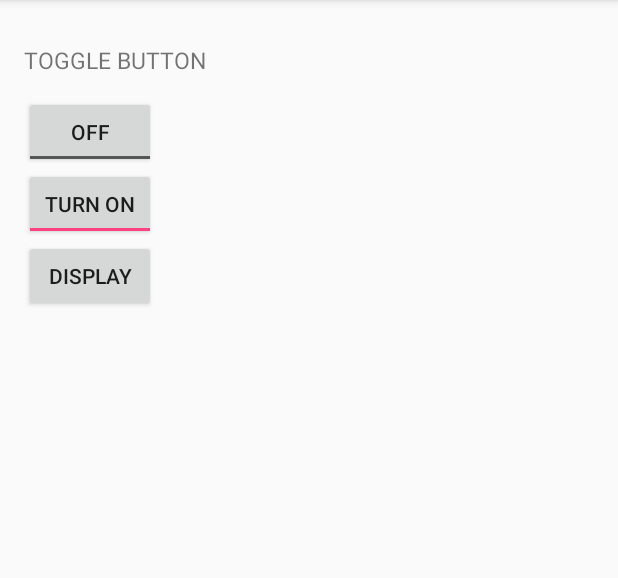
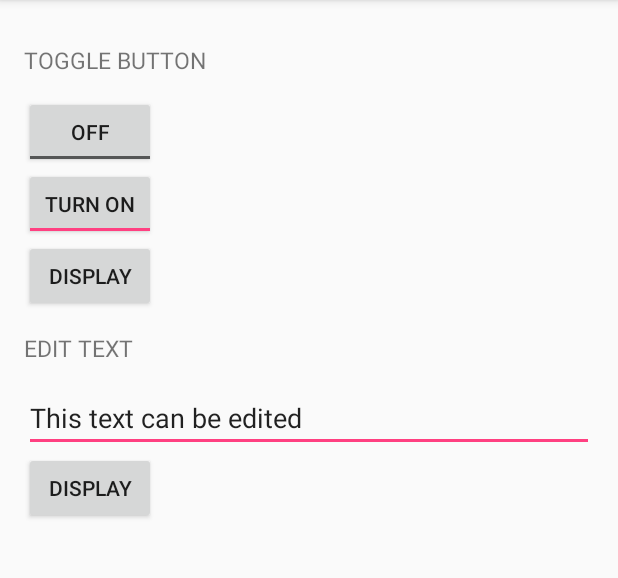
Before and after one commit to lukyth/anything, an Android app: the screen it shows after launch (MainActivity), on a phone screen of 412 x 824 dp, the part 84-662 px from its top. Run offline under Robolectric (Android 15) with nearby library versions, the phone set to English and light mode, and no system bars.

Commit message:
Add Edit Text example
- A EditText field which expect a textual input (has auto correct)
- A Button to show EditText's value on a Toast

```diff
--- a/app/src/main/java/com/kanitkorn/android/anything/MainActivity.java
+++ b/app/src/main/java/com/kanitkorn/android/anything/MainActivity.java
@@ -1,45 +1,58 @@
 package com.kanitkorn.android.anything;
 
+import android.content.DialogInterface;
 import android.support.v7.app.AppCompatActivity;
 import android.os.Bundle;
 import android.view.View;
 import android.widget.Button;
+import android.widget.EditText;
 import android.widget.Toast;
 import android.widget.ToggleButton;
 
 public class MainActivity extends AppCompatActivity {
 
     private ToggleButton toggleButton1, toggleButton2;
+    private EditText editText;
 
     @Override
     protected void onCreate(Bundle savedInstanceState) {
         super.onCreate(savedInstanceState);
         setContentView(R.layout.activity_main);
 
-        addListenerOnButton();
+        addListenerOnToggleButton();
+        addListenerOnEditText();
     }
 
-    public void addListenerOnButton() {
-
+    public void addListenerOnToggleButton() {
         toggleButton1 = (ToggleButton) findViewById(R.id.toggleButton1);
         toggleButton2 = (ToggleButton) findViewById(R.id.toggleButton2);
-        Button btnDisplay = (Button) findViewById(R.id.btnDisplay);
+        Button btnDisplay = (Button) findViewById(R.id.btnToggleButtonDisplay);
 
         btnDisplay.setOnClickListener(new View.OnClickListener() {
 
             @Override
             public void onClick(View v) {
-
                 String toggleButtonResult = "";
                 toggleButtonResult += "toggleButton1 : " + toggleButton1.getText();
                 toggleButtonResult += "\ntoggleButton2 : " + toggleButton2.getText();
 
                 Toast.makeText(MainActivity.this, toggleButtonResult,
                         Toast.LENGTH_SHORT).show();
-
             }
 
         });
+    }
 
+    public void addListenerOnEditText() {
+        editText = (EditText) findViewById(R.id.editText);
+        Button btnDisplay = (Button) findViewById(R.id.btnEditTextDisplay);
+
+        btnDisplay.setOnClickListener(new View.OnClickListener() {
+            public void onClick(View v) {
+                String str = editText.getText().toString();
+                Toast msg = Toast.makeText(getBaseContext(), str, Toast.LENGTH_LONG);
+                msg.show();
+            }
+        });
     }
 }
--- a/app/src/main/res/layout/activity_main.xml
+++ b/app/src/main/res/layout/activity_main.xml
@@ -28,7 +28,26 @@
         android:textOn="@string/toggle_turn_on" />
 
     <Button
-        android:id="@+id/btnDisplay"
+        android:id="@+id/btnToggleButtonDisplay"
+        android:layout_width="wrap_content"
+        android:layout_height="wrap_content"
+        android:text="@string/btn_display" />
+
+    <TextView
+        style="@style/HeaderTextStyle"
+        android:text="@string/edit_text" />
+
+    <EditText
+        android:id="@+id/editText"
+        android:layout_width="match_parent"
+        android:layout_height="wrap_content"
+        android:autoText="true"
+        android:hint="@string/enter_text"
+        android:inputType="text"
+        android:text="@string/initial_text" />
+
+    <Button
+        android:id="@+id/btnEditTextDisplay"
         android:layout_width="wrap_content"
         android:layout_height="wrap_content"
         android:text="@string/btn_display" />
--- a/app/src/main/res/values/strings.xml
+++ b/app/src/main/res/values/strings.xml
@@ -1,7 +1,12 @@
 <resources>
     <string name="app_name">Anything</string>
+
+    <string name="toggle_button">Toggle Button</string>
     <string name="toggle_turn_on">Turn On</string>
     <string name="toggle_turn_off">Turn Off</string>
     <string name="btn_display">Display</string>
-    <string name="toggle_button">Toggle Button</string>
+
+    <string name="edit_text">Edit Text</string>
+    <string name="enter_text">Type your text here</string>
+    <string name="initial_text">This text can be edited</string>
 </resources>
```
